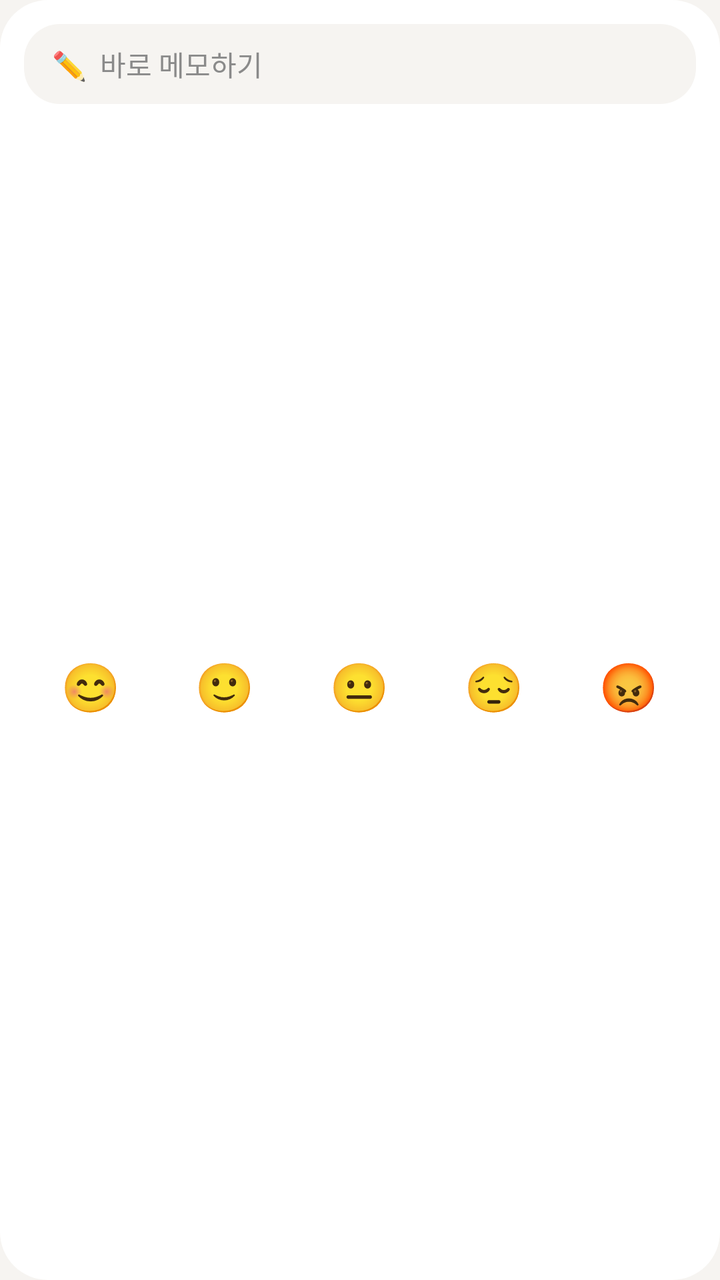
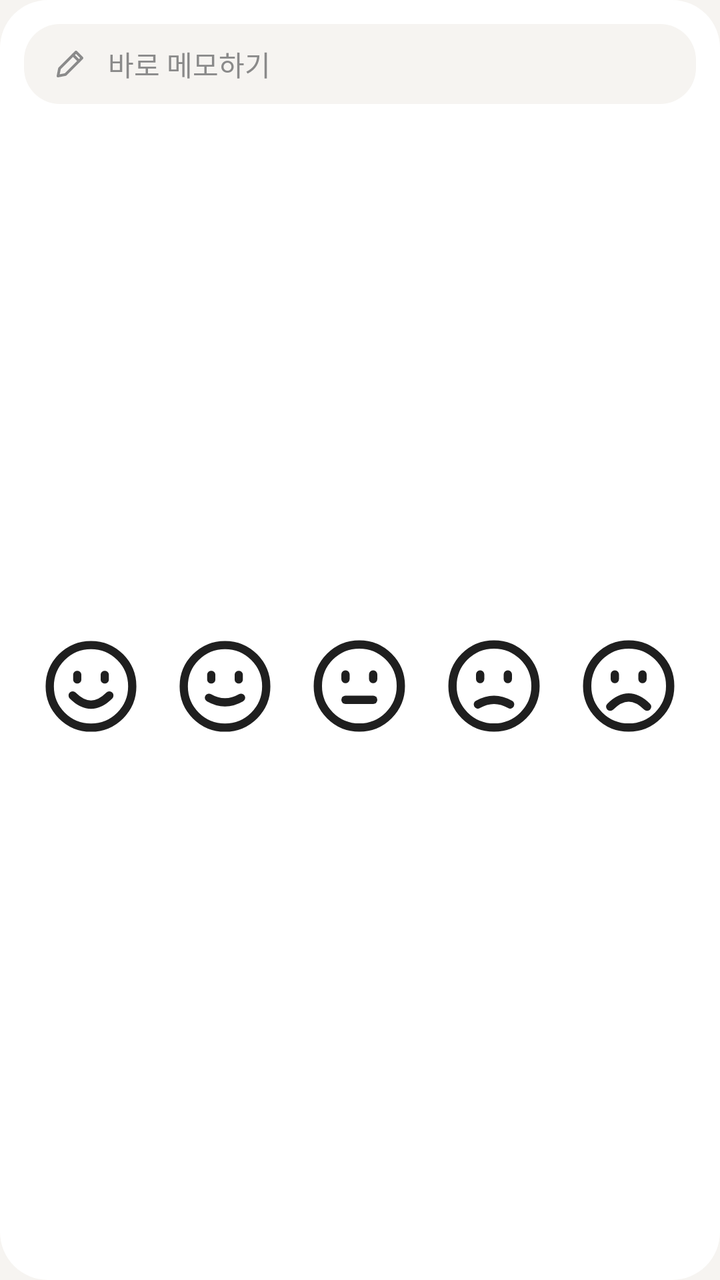

Two renders of the same Android screen: before a commit and after it. Below are the layout's source before the change and the commit's diff.
<!-- AndroidManifest.xml: application theme AppTheme -->
<!-- res/layout/widget_d.xml -->
<?xml version="1.0" encoding="utf-8"?>
<LinearLayout xmlns:android="http://schemas.android.com/apk/res/android"
    android:layout_width="match_parent"
    android:layout_height="match_parent"
    android:background="@drawable/widget_bg"
    android:orientation="vertical"
    android:padding="12dp">

    <TextView
        android:id="@+id/w_input"
        android:layout_width="match_parent"
        android:layout_height="40dp"
        android:background="@drawable/widget_chip"
        android:gravity="center_vertical"
        android:paddingStart="14dp"
        android:paddingEnd="14dp"
        android:text="✏️  바로 메모하기"
        android:textColor="@color/sub"
        android:textSize="14sp" />

    <LinearLayout
        android:layout_width="match_parent"
        android:layout_height="0dp"
        android:layout_weight="1"
        android:gravity="center_vertical"
        android:orientation="horizontal"
        android:paddingTop="6dp">

        <TextView android:id="@+id/w_e1" android:layout_width="0dp" android:layout_height="match_parent"
            android:layout_weight="1" android:gravity="center" android:text="😊" android:textSize="24sp" />
        <TextView android:id="@+id/w_e2" android:layout_width="0dp" android:layout_height="match_parent"
            android:layout_weight="1" android:gravity="center" android:text="🙂" android:textSize="24sp" />
        <TextView android:id="@+id/w_e3" android:layout_width="0dp" android:layout_height="match_parent"
            android:layout_weight="1" android:gravity="center" android:text="😐" android:textSize="24sp" />
        <TextView android:id="@+id/w_e4" android:layout_width="0dp" android:layout_height="match_parent"
            android:layout_weight="1" android:gravity="center" android:text="😔" android:textSize="24sp" />
        <TextView android:id="@+id/w_e5" android:layout_width="0dp" android:layout_height="match_parent"
            android:layout_weight="1" android:gravity="center" android:text="😡" android:textSize="24sp" />
    </LinearLayout>
</LinearLayout>
<!-- resources referenced by this layout -->
<resources>
  <!-- unchanged entries left out for length: 9 -->
</resources>

<!-- the commit's change to res/layout/widget_d.xml (unified diff, before → after) -->
@@ -6,35 +6,92 @@
     android:orientation="vertical"
     android:padding="12dp">
 
-    <TextView
-        android:id="@+id/w_input"
+    <LinearLayout
         android:layout_width="match_parent"
         android:layout_height="40dp"
         android:background="@drawable/widget_chip"
         android:gravity="center_vertical"
+        android:orientation="horizontal"
         android:paddingStart="14dp"
-        android:paddingEnd="14dp"
-        android:text="✏️  바로 메모하기"
-        android:textColor="@color/sub"
-        android:textSize="14sp" />
+        android:paddingEnd="14dp">
+
+        <LinearLayout
+            android:id="@+id/w_input"
+            android:layout_width="0dp"
+            android:layout_height="match_parent"
+            android:layout_weight="1"
+            android:gravity="center_vertical"
+            android:orientation="horizontal">
+
+            <ImageView
+                android:layout_width="18dp"
+                android:layout_height="18dp"
+                android:scaleType="fitCenter"
+                android:src="@drawable/ic_w_pen"
+                android:tint="@color/sub" />
+
+            <TextView
+                android:layout_width="wrap_content"
+                android:layout_height="wrap_content"
+                android:layout_marginStart="10dp"
+                android:text="바로 메모하기"
+                android:textColor="@color/sub"
+                android:textSize="14sp" />
+        </LinearLayout>
+    </LinearLayout>
 
     <LinearLayout
         android:layout_width="match_parent"
         android:layout_height="0dp"
         android:layout_weight="1"
-        android:gravity="center_vertical"
+        android:gravity="center"
         android:orientation="horizontal"
         android:paddingTop="6dp">
 
-        <TextView android:id="@+id/w_e1" android:layout_width="0dp" android:layout_height="match_parent"
-            android:layout_weight="1" android:gravity="center" android:text="😊" android:textSize="24sp" />
-        <TextView android:id="@+id/w_e2" android:layout_width="0dp" android:layout_height="match_parent"
-            android:layout_weight="1" android:gravity="center" android:text="🙂" android:textSize="24sp" />
-        <TextView android:id="@+id/w_e3" android:layout_width="0dp" android:layout_height="match_parent"
-            android:layout_weight="1" android:gravity="center" android:text="😐" android:textSize="24sp" />
-        <TextView android:id="@+id/w_e4" android:layout_width="0dp" android:layout_height="match_parent"
-            android:layout_weight="1" android:gravity="center" android:text="😔" android:textSize="24sp" />
-        <TextView android:id="@+id/w_e5" android:layout_width="0dp" android:layout_height="match_parent"
-            android:layout_weight="1" android:gravity="center" android:text="😡" android:textSize="24sp" />
+        <ImageView
+            android:id="@+id/w_e1"
+            android:layout_width="0dp"
+            android:layout_height="match_parent"
+            android:layout_weight="1"
+            android:padding="6dp"
+            android:scaleType="fitCenter"
+            android:src="@drawable/ic_w_face1"
+            android:contentDescription="아주 좋음" />
+        <ImageView
+            android:id="@+id/w_e2"
+            android:layout_width="0dp"
+            android:layout_height="match_parent"
+            android:layout_weight="1"
+            android:padding="6dp"
+            android:scaleType="fitCenter"
+            android:src="@drawable/ic_w_face2"
+            android:contentDescription="좋음" />
+        <ImageView
+            android:id="@+id/w_e3"
+            android:layout_width="0dp"
+            android:layout_height="match_parent"
+            android:layout_weight="1"
+            android:padding="6dp"
+            android:scaleType="fitCenter"
+            android:src="@drawable/ic_w_face3"
+            android:contentDescription="보통" />
+        <ImageView
+            android:id="@+id/w_e4"
+            android:layout_width="0dp"
+            android:layout_height="match_parent"
+            android:layout_weight="1"
+            android:padding="6dp"
+            android:scaleType="fitCenter"
+            android:src="@drawable/ic_w_face4"
+            android:contentDescription="안 좋음" />
+        <ImageView
+            android:id="@+id/w_e5"
+            android:layout_width="0dp"
+            android:layout_height="match_parent"
+            android:layout_weight="1"
+            android:padding="6dp"
+            android:scaleType="fitCenter"
+            android:src="@drawable/ic_w_face5"
+            android:contentDescription="아주 안 좋음" />
     </LinearLayout>
 </LinearLayout>
<!-- resource entries referenced after the edit -->
@@ -1,5 +1,86 @@
 <!-- resources referenced by this layout -->
 <resources>
+  <!-- drawable ic_w_face1 (drawable) -->
+  <?xml version="1.0" encoding="utf-8"?>
+  <vector xmlns:android="http://schemas.android.com/apk/res/android"
+      android:width="24dp" android:height="24dp"
+      android:viewportWidth="24" android:viewportHeight="24">
+      <path android:pathData="M3,12a9,9 0 1 0 18,0a9,9 0 1 0 -18,0" android:strokeColor="@color/text" android:strokeWidth="1.8"
+          android:strokeLineCap="round" android:strokeLineJoin="round" />
+      <path android:pathData="M9,9.5v1" android:strokeColor="@color/text" android:strokeWidth="1.8"
+          android:strokeLineCap="round" android:strokeLineJoin="round" />
+      <path android:pathData="M15,9.5v1" android:strokeColor="@color/text" android:strokeWidth="1.8"
+          android:strokeLineCap="round" android:strokeLineJoin="round" />
+      <path android:pathData="M8,14q4,4 8,0" android:strokeColor="@color/text" android:strokeWidth="1.8"
+          android:strokeLineCap="round" android:strokeLineJoin="round" />
+  </vector>
+  <!-- drawable ic_w_face2 (drawable) -->
+  <?xml version="1.0" encoding="utf-8"?>
+  <vector xmlns:android="http://schemas.android.com/apk/res/android"
+      android:width="24dp" android:height="24dp"
+      android:viewportWidth="24" android:viewportHeight="24">
+      <path android:pathData="M3,12a9,9 0 1 0 18,0a9,9 0 1 0 -18,0" android:strokeColor="@color/text" android:strokeWidth="1.8"
+          android:strokeLineCap="round" android:strokeLineJoin="round" />
+      <path android:pathData="M9,9.5v1" android:strokeColor="@color/text" android:strokeWidth="1.8"
+          android:strokeLineCap="round" android:strokeLineJoin="round" />
+      <path android:pathData="M15,9.5v1" android:strokeColor="@color/text" android:strokeWidth="1.8"
+          android:strokeLineCap="round" android:strokeLineJoin="round" />
+      <path android:pathData="M8.5,14.5q3.5,2 7,0" android:strokeColor="@color/text" android:strokeWidth="1.8"
+          android:strokeLineCap="round" android:strokeLineJoin="round" />
+  </vector>
+  <!-- drawable ic_w_face3 (drawable) -->
+  <?xml version="1.0" encoding="utf-8"?>
+  <vector xmlns:android="http://schemas.android.com/apk/res/android"
+      android:width="24dp" android:height="24dp"
+      android:viewportWidth="24" android:viewportHeight="24">
+      <path android:pathData="M3,12a9,9 0 1 0 18,0a9,9 0 1 0 -18,0" android:strokeColor="@color/text" android:strokeWidth="1.8"
+          android:strokeLineCap="round" android:strokeLineJoin="round" />
+      <path android:pathData="M9,9.5v1" android:strokeColor="@color/text" android:strokeWidth="1.8"
+          android:strokeLineCap="round" android:strokeLineJoin="round" />
+      <path android:pathData="M15,9.5v1" android:strokeColor="@color/text" android:strokeWidth="1.8"
+          android:strokeLineCap="round" android:strokeLineJoin="round" />
+      <path android:pathData="M9,15h6" android:strokeColor="@color/text" android:strokeWidth="1.8"
+          android:strokeLineCap="round" android:strokeLineJoin="round" />
+  </vector>
+  <!-- drawable ic_w_face4 (drawable) -->
+  <?xml version="1.0" encoding="utf-8"?>
+  <vector xmlns:android="http://schemas.android.com/apk/res/android"
+      android:width="24dp" android:height="24dp"
+      android:viewportWidth="24" android:viewportHeight="24">
+      <path android:pathData="M3,12a9,9 0 1 0 18,0a9,9 0 1 0 -18,0" android:strokeColor="@color/text" android:strokeWidth="1.8"
+          android:strokeLineCap="round" android:strokeLineJoin="round" />
+      <path android:pathData="M9,9.5v1" android:strokeColor="@color/text" android:strokeWidth="1.8"
+          android:strokeLineCap="round" android:strokeLineJoin="round" />
+      <path android:pathData="M15,9.5v1" android:strokeColor="@color/text" android:strokeWidth="1.8"
+          android:strokeLineCap="round" android:strokeLineJoin="round" />
+      <path android:pathData="M8.5,16q3.5,-2 7,0" android:strokeColor="@color/text" android:strokeWidth="1.8"
+          android:strokeLineCap="round" android:strokeLineJoin="round" />
+  </vector>
+  <!-- drawable ic_w_face5 (drawable) -->
+  <?xml version="1.0" encoding="utf-8"?>
+  <vector xmlns:android="http://schemas.android.com/apk/res/android"
+      android:width="24dp" android:height="24dp"
+      android:viewportWidth="24" android:viewportHeight="24">
+      <path android:pathData="M3,12a9,9 0 1 0 18,0a9,9 0 1 0 -18,0" android:strokeColor="@color/text" android:strokeWidth="1.8"
+          android:strokeLineCap="round" android:strokeLineJoin="round" />
+      <path android:pathData="M9,9.5v1" android:strokeColor="@color/text" android:strokeWidth="1.8"
+          android:strokeLineCap="round" android:strokeLineJoin="round" />
+      <path android:pathData="M15,9.5v1" android:strokeColor="@color/text" android:strokeWidth="1.8"
+          android:strokeLineCap="round" android:strokeLineJoin="round" />
+      <path android:pathData="M8,16.5q4,-4 8,0" android:strokeColor="@color/text" android:strokeWidth="1.8"
+          android:strokeLineCap="round" android:strokeLineJoin="round" />
+  </vector>
+  <!-- drawable ic_w_pen (drawable) -->
+  <?xml version="1.0" encoding="utf-8"?>
+  <vector xmlns:android="http://schemas.android.com/apk/res/android"
+      android:width="24dp" android:height="24dp"
+      android:viewportWidth="24" android:viewportHeight="24">
+      <path android:pathData="M4,20l1,-5L16,4l4,4L9,19Z" android:strokeColor="@color/text" android:strokeWidth="1.8"
+          android:strokeLineCap="round" android:strokeLineJoin="round" />
+      <path android:pathData="M14,6l4,4" android:strokeColor="@color/text" android:strokeWidth="1.8"
+          android:strokeLineCap="round" android:strokeLineJoin="round" />
+  </vector>
+  <color name="text">#1F1F1F</color>
   <!-- unchanged entries left out for length: 9 -->
 </resources>
 
